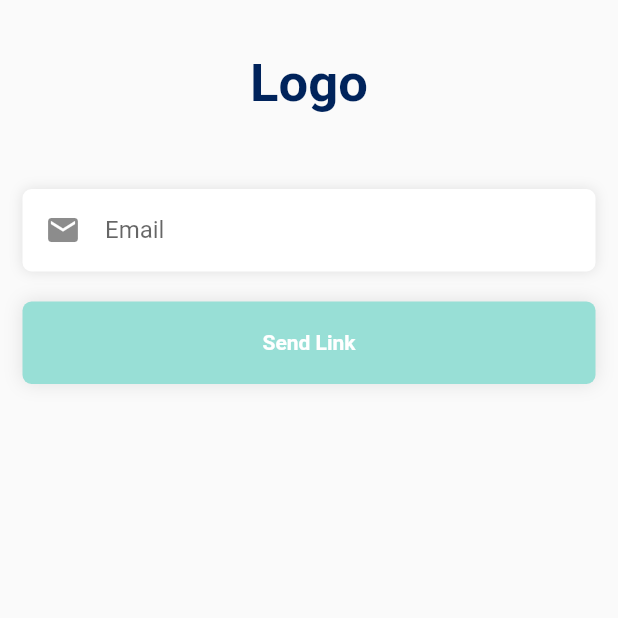
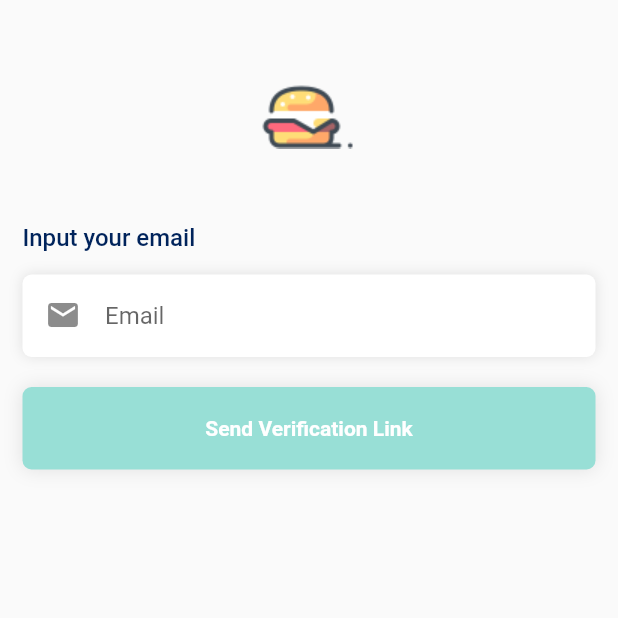
Before and after one commit to MhmmdSyahputra/mychef_app, a Flutter app: the screen it shows after launch, after a tap on "click here", on a phone screen of 412 x 824 dp, the top half of it. Run offline on Flutter 3.47's test engine with Material 2 defaults, Android fonts, the light colour scheme and no system bars; our stand-ins replace flutter_svg, font_awesome_flutter, get, hexcolor; network calls fail.

Commit message:
new update

```diff
--- a/lib/main.dart
+++ b/lib/main.dart
@@ -1,7 +1,6 @@
 import 'package:flutter/material.dart';
 import 'package:get/get_navigation/get_navigation.dart';
 import 'package:p01/view/splash.view.dart';
-
 void main() {
   runApp(const App());
 }
@@ -12,7 +11,6 @@ class App extends StatelessWidget {
   @override
   Widget build(BuildContext context) {
     return const GetMaterialApp(
-      debugShowCheckedModeBanner: false,
       home: SplashView(),
     );
   }
--- a/lib/view/forgot.view.dart
+++ b/lib/view/forgot.view.dart
@@ -1,7 +1,7 @@
 import 'package:flutter/material.dart';
-import 'package:p01/utils/global.colors.dart';
 import 'package:p01/view/widgets/button.global.dart';
 import 'package:p01/view/widgets/text.form.global.dart';
+import 'package:p01/utils/global.colors.dart';
 
 class ForgetView extends StatelessWidget {
   ForgetView({ Key? key }) : super(key: key);
@@ -22,16 +22,18 @@ class ForgetView extends StatelessWidget {
                 const SizedBox(height: 20),
                 Container(
                   alignment: Alignment.center,
-                  child: Text(
-                    'Logo',
-                    style: TextStyle(
-                      color: GlobalColors.textColor,
-                      fontSize: 35,
-                      fontWeight: FontWeight.bold
-                    ),
+                  child: Image.asset('assets/images/logo.png'),
+                ),
+                const SizedBox(height: 50),
+                Text(
+                  'Input your email',
+                  style: TextStyle(
+                    color: GlobalColors.textColor,
+                    fontSize: 16,
+                    fontWeight: FontWeight.w500
                   ),
                 ),
-                const SizedBox(height: 50),
+                const SizedBox(height: 15),
 
                 //email input
                 TextFormGlobal1(
--- a/lib/view/login.view.dart
+++ b/lib/view/login.view.dart
@@ -24,16 +24,8 @@ class LoginView extends StatelessWidget {
               crossAxisAlignment: CrossAxisAlignment.start,
               children: [
                 const SizedBox(height: 20),
-                Container(
-                  alignment: Alignment.center,
-                  child: Text(
-                    'Logo',
-                    style: TextStyle(
-                      color: GlobalColors.textColor,
-                      fontSize: 35,
-                      fontWeight: FontWeight.bold
-                    ),
-                  ),
+                Center(
+                  child: Image.asset('assets/images/logo.png'),
                 ),
                 const SizedBox(height: 50),
                 Text(
@@ -118,7 +110,7 @@ class LoginView extends StatelessWidget {
                 ),
               ]
               ),
-                const SizedBox(height: 10),
+                const SizedBox(height: 25),
                 const ButtonGlobal(),
                 const SizedBox(height: 25),
                 const SocialLogin(),
--- a/lib/view/splash.view.dart
+++ b/lib/view/splash.view.dart
@@ -15,15 +15,11 @@ class SplashView extends StatelessWidget {
     });
     return Scaffold(
       backgroundColor: GlobalColors.mainColor,
-      body: const Center(
-        child: Text(
-          'Logo',
-          style: TextStyle(
-            color: Colors.white,
-            fontSize: 35,
-            fontWeight: FontWeight.bold,
-          ),
-        ),
+      body: Center(
+        child: Container(
+          alignment: Alignment.center,
+          child: Image.asset('assets/images/logo.png'),
+        )
       ),
     );
   }
--- a/lib/view/widgets/button.global.dart
+++ b/lib/view/widgets/button.global.dart
@@ -2,10 +2,44 @@
 
 import 'package:flutter/material.dart';
 import 'package:p01/utils/global.colors.dart';
-import '../mainMenu_view.dart';
+import 'package:p01/view/login.view.dart';
 
 class ButtonGlobal extends StatelessWidget {
-  const ButtonGlobal({Key? key}) : super(key: key);
+  const ButtonGlobal({ Key? key }) : super(key: key);
+
+  @override
+  Widget build(BuildContext context) {
+    return InkWell(
+      onTap: () {
+        print('Login');
+      },
+      child: Container(
+        alignment: Alignment.center,
+        height: 55,
+        decoration: BoxDecoration(
+          color: GlobalColors.mainColor,
+          borderRadius: BorderRadius.circular(6),
+          boxShadow: [
+            BoxShadow(
+              color: Colors.black.withOpacity(0.1),
+              blurRadius: 10,
+            )
+          ]
+        ),
+        child: const Text(
+          'Sign In',
+          style: TextStyle(
+            color: Colors.white,
+            fontWeight: FontWeight.w600,
+          ),
+        ),
+      ),
+    );
+  }
+}
+
+class ButtonGlobal2 extends StatelessWidget {
+  const ButtonGlobal2({ Key? key }) : super(key: key);
 
   @override
   Widget build(BuildContext context) {
@@ -14,8 +48,8 @@ class ButtonGlobal extends StatelessWidget {
         Navigator.push(
           context,
           MaterialPageRoute(
-            builder: (context) {
-              return MyHomePage();
+            builder: (context){
+            return LoginView();
             },
           ),
         );
@@ -31,40 +65,8 @@ class ButtonGlobal extends StatelessWidget {
               color: Colors.black.withOpacity(0.1),
               blurRadius: 10,
             )
-            ]),
-        child: const Text(
-          'Sign In',
-          style: TextStyle(
-            color: Colors.white,
-            fontWeight: FontWeight.w600,
+          ]
         ),
-        ),
-      ),
-    );
-  }
-}
-
-class ButtonGlobal2 extends StatelessWidget {
-  const ButtonGlobal2({Key? key}) : super(key: key);
-
-  @override
-  Widget build(BuildContext context) {
-    return InkWell(
-      onTap: () {
-        print('Regis');
-      },
-      child: Container(
-        alignment: Alignment.center,
-        height: 55,
-        decoration: BoxDecoration(
-            color: GlobalColors.mainColor,
-            borderRadius: BorderRadius.circular(6),
-            boxShadow: [
-              BoxShadow(
-                color: Colors.black.withOpacity(0.1),
-                blurRadius: 10,
-              )
-            ]),
         child: const Text(
           'Register',
           style: TextStyle(
@@ -78,13 +80,20 @@ class ButtonGlobal2 extends StatelessWidget {
 }
 
 class ButtonGlobal3 extends StatelessWidget {
-  const ButtonGlobal3({Key? key}) : super(key: key);
+  const ButtonGlobal3({ Key? key }) : super(key: key);
 
   @override
   Widget build(BuildContext context) {
     return InkWell(
       onTap: () {
-        print('Regis');
+        Navigator.push(
+          context,
+          MaterialPageRoute(
+            builder: (context){
+            return LoginView();
+            },
+          ),
+        );
       },
       child: Container(
         alignment: Alignment.center,
@@ -97,9 +106,10 @@ class ButtonGlobal3 extends StatelessWidget {
               color: Colors.black.withOpacity(0.1),
               blurRadius: 10,
             )
-            ]),
+          ]
+        ),
         child: const Text(
-          'Send Link',
+          'Send Verification Link',
           style: TextStyle(
             color: Colors.white,
             fontWeight: FontWeight.w600,
@@ -111,7 +121,7 @@ class ButtonGlobal3 extends StatelessWidget {
 }
 
 class ButtonGlobal4 extends StatelessWidget {
-  const ButtonGlobal4({Key? key}) : super(key: key);
+  const ButtonGlobal4({ Key? key }) : super(key: key);
 
   @override
   Widget build(BuildContext context) {
@@ -132,7 +142,8 @@ class ButtonGlobal4 extends StatelessWidget {
               color: Colors.black.withOpacity(0.1),
               blurRadius: 10,
             )
-            ]),
+          ]
+        ),
         child: const Text(
           'Cancel',
           style: TextStyle(
@@ -146,7 +157,7 @@ class ButtonGlobal4 extends StatelessWidget {
 }
 
 class ButtonGlobal5 extends StatelessWidget {
-  const ButtonGlobal5({Key? key}) : super(key: key);
+  const ButtonGlobal5({ Key? key }) : super(key: key);
 
   @override
   Widget build(BuildContext context) {
@@ -167,7 +178,8 @@ class ButtonGlobal5 extends StatelessWidget {
               color: Colors.black.withOpacity(0.1),
               blurRadius: 10,
             )
-            ]),
+          ]
+        ),
         child: const Text(
           'Save',
           style: TextStyle(
--- a/lib/view/widgets/social.login.dart
+++ b/lib/view/widgets/social.login.dart
@@ -44,7 +44,7 @@ class SocialLogin extends StatelessWidget {
                   ),
                 ),
               ),
-              const SizedBox(width: 10),
+              const SizedBox(width: 15),
               //Facebook
               Expanded(
                 child: Container(
@@ -65,7 +65,7 @@ class SocialLogin extends StatelessWidget {
                   ),
                 ),
               ),
-              const SizedBox(width: 10),
+              const SizedBox(width: 15),
               //Twitter
               Expanded(
                 child: Container(
@@ -137,7 +137,7 @@ class SocialLogin2 extends StatelessWidget {
                   ),
                 ),
               ),
-              const SizedBox(width: 10),
+              const SizedBox(width: 15),
               //Facebook
               Expanded(
                 child: Container(
@@ -158,7 +158,7 @@ class SocialLogin2 extends StatelessWidget {
                   ),
                 ),
               ),
-              const SizedBox(width: 10),
+              const SizedBox(width: 15),
               //Twitter
               Expanded(
                 child: Container(
```
Also changed, not shown: lib/view/register.view.dart (+3 -8 lines), assets/images/logo.png (added). Lines whose indentation alone changed are shown as unchanged.
